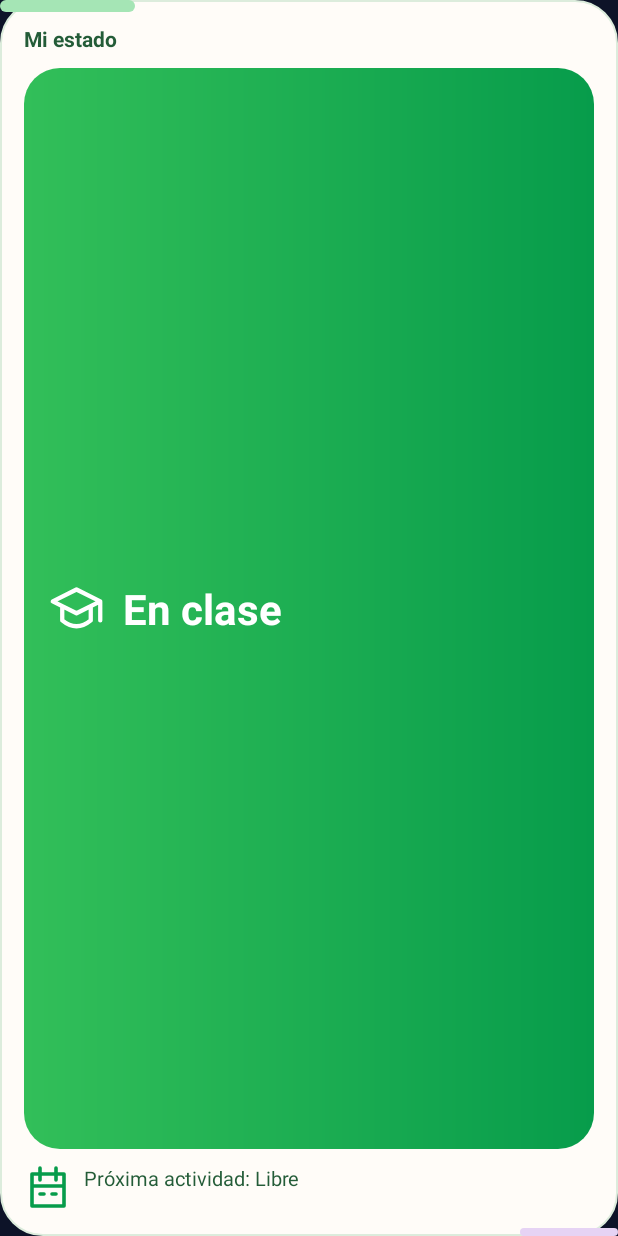
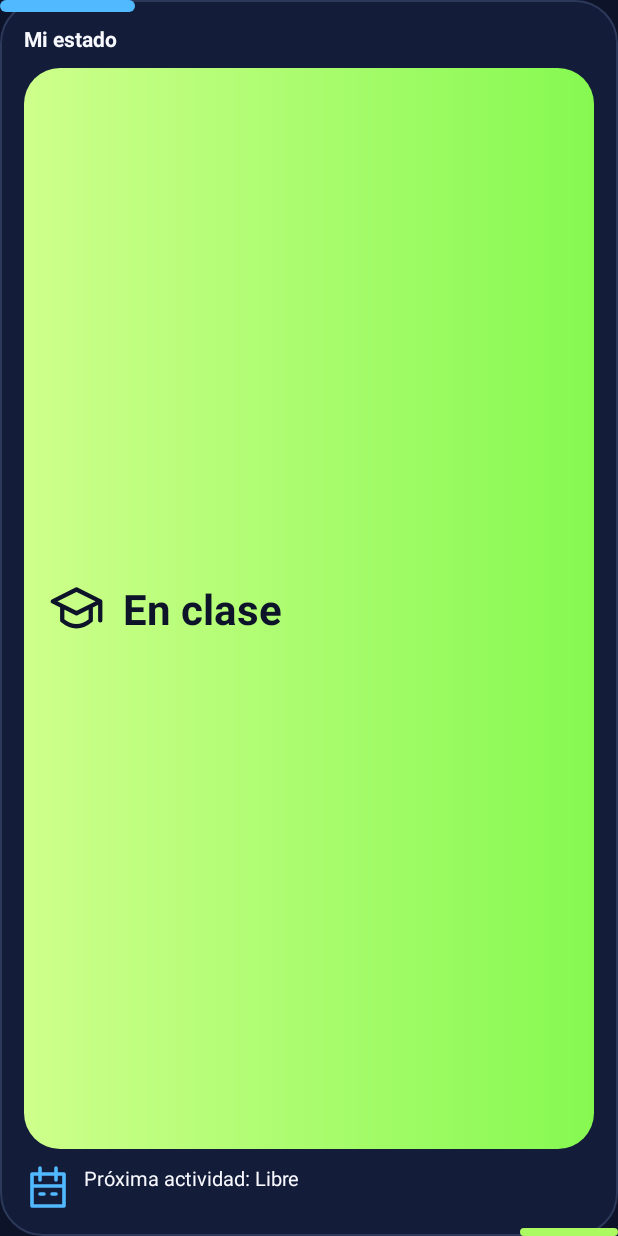
Before and after one commit to JhonTMich/FindMe-Android, an Android app built with Jetpack Compose: the layout widget_status_preview.xml on its own in the app's theme, with its tools: preview values and no code run, on a phone screen of 412 x 824 dp. Run offline under Robolectric (Android 15) with nearby library versions, the light colour scheme and no system bars.

Commit message:
style(widget): unificar colores con la identidad de FindMe

```diff
--- a/app/src/main/java/com/example/findme/widget/StatusWidgetConfigurationActivity.kt
+++ b/app/src/main/java/com/example/findme/widget/StatusWidgetConfigurationActivity.kt
@@ -14,6 +14,7 @@ import androidx.compose.ui.Modifier
 import androidx.compose.ui.unit.dp
 import androidx.lifecycle.lifecycleScope
 import com.example.findme.ui.theme.FindmeTheme
+import com.example.findme.ui.components.BrandMark
 import kotlinx.coroutines.CancellationException
 import kotlinx.coroutines.launch
 import kotlinx.coroutines.withTimeout
@@ -46,6 +47,7 @@ class StatusWidgetConfigurationActivity : ComponentActivity() {
                 }
                 Surface(Modifier.fillMaxSize()) {
                     Column(Modifier.windowInsetsPadding(WindowInsets.safeDrawing).padding(24.dp).verticalScroll(rememberScrollState()), verticalArrangement = Arrangement.spacedBy(12.dp)) {
+                        BrandMark(Modifier.size(64.dp))
                         Text("Estado actual", style = MaterialTheme.typography.headlineMedium)
                         Text("Elige de quién quieres ver el estado y la próxima actividad. Cada widget puede mostrar una persona distinta.")
                         if (loading) CircularProgressIndicator()
--- a/app/src/main/res/drawable/widget_background.xml
+++ b/app/src/main/res/drawable/widget_background.xml
@@ -1,5 +1,5 @@
 <layer-list xmlns:android="http://schemas.android.com/apk/res/android">
-<item><shape><solid android:color="#FFFCF8"/><corners android:radius="28dp"/><stroke android:width="1dp" android:color="#DCECDC"/></shape></item>
-<item android:gravity="top|left" android:width="90dp" android:height="8dp"><shape><solid android:color="#A5E5B5"/><corners android:radius="8dp"/></shape></item>
-<item android:gravity="bottom|right" android:width="65dp" android:height="5dp"><shape><solid android:color="#E6D3F4"/><corners android:radius="8dp"/></shape></item>
+<item><shape><solid android:color="#131C38"/><corners android:radius="28dp"/><stroke android:width="1dp" android:color="#2C395A"/></shape></item>
+<item android:gravity="top|left" android:width="90dp" android:height="8dp"><shape><solid android:color="#51B9FF"/><corners android:radius="8dp"/></shape></item>
+<item android:gravity="bottom|right" android:width="65dp" android:height="5dp"><shape><solid android:color="#ACFA62"/><corners android:radius="8dp"/></shape></item>
 </layer-list>
--- a/app/src/main/res/drawable/widget_calendar.xml
+++ b/app/src/main/res/drawable/widget_calendar.xml
@@ -1 +1 @@
-<vector xmlns:android="http://schemas.android.com/apk/res/android" android:width="32dp" android:height="32dp" android:viewportWidth="24" android:viewportHeight="24"><path android:pathData="M4,5L20,5L20,21L4,21Z M8,2L8,8 M16,2L16,8 M4,11L20,11 M8,15L10,15 M14,15L16,15" android:fillColor="@android:color/transparent" android:strokeColor="#079C4B" android:strokeWidth="1.8" android:strokeLineCap="round" android:strokeLineJoin="round"/></vector>
+<vector xmlns:android="http://schemas.android.com/apk/res/android" android:width="32dp" android:height="32dp" android:viewportWidth="24" android:viewportHeight="24"><path android:pathData="M4,5L20,5L20,21L4,21Z M8,2L8,8 M16,2L16,8 M4,11L20,11 M8,15L10,15 M14,15L16,15" android:fillColor="@android:color/transparent" android:strokeColor="#51B9FF" android:strokeWidth="1.8" android:strokeLineCap="round" android:strokeLineJoin="round"/></vector>
--- a/app/src/main/res/drawable/widget_chat.xml
+++ b/app/src/main/res/drawable/widget_chat.xml
@@ -1 +1 @@
-<vector xmlns:android="http://schemas.android.com/apk/res/android" android:width="32dp" android:height="32dp" android:viewportWidth="24" android:viewportHeight="24"><path android:pathData="M4,4L20,4L20,17L11,17L5,21L5,17L4,17Z M8,9L16,9 M8,13L14,13" android:fillColor="@android:color/transparent" android:strokeColor="#FFFFFF" android:strokeWidth="1.8" android:strokeLineCap="round" android:strokeLineJoin="round"/></vector>
+<vector xmlns:android="http://schemas.android.com/apk/res/android" android:width="32dp" android:height="32dp" android:viewportWidth="24" android:viewportHeight="24"><path android:pathData="M4,4L20,4L20,17L11,17L5,21L5,17L4,17Z M8,9L16,9 M8,13L14,13" android:fillColor="@android:color/transparent" android:strokeColor="#0D1328" android:strokeWidth="1.8" android:strokeLineCap="round" android:strokeLineJoin="round"/></vector>
--- a/app/src/main/res/drawable/widget_free.xml
+++ b/app/src/main/res/drawable/widget_free.xml
@@ -1 +1 @@
-<vector xmlns:android="http://schemas.android.com/apk/res/android" android:width="32dp" android:height="32dp" android:viewportWidth="24" android:viewportHeight="24"><path android:pathData="M5,12L10,17L20,6" android:fillColor="@android:color/transparent" android:strokeColor="#FFFFFF" android:strokeWidth="1.8" android:strokeLineCap="round" android:strokeLineJoin="round"/></vector>
+<vector xmlns:android="http://schemas.android.com/apk/res/android" android:width="32dp" android:height="32dp" android:viewportWidth="24" android:viewportHeight="24"><path android:pathData="M5,12L10,17L20,6" android:fillColor="@android:color/transparent" android:strokeColor="#0D1328" android:strokeWidth="1.8" android:strokeLineCap="round" android:strokeLineJoin="round"/></vector>
--- a/app/src/main/res/drawable/widget_school.xml
+++ b/app/src/main/res/drawable/widget_school.xml
@@ -1 +1 @@
-<vector xmlns:android="http://schemas.android.com/apk/res/android" android:width="32dp" android:height="32dp" android:viewportWidth="24" android:viewportHeight="24"><path android:pathData="M2,9L12,4L22,9L12,14Z M6,11L6,17Q12,22 18,17L18,11 M22,9L22,17" android:fillColor="@android:color/transparent" android:strokeColor="#FFFFFF" android:strokeWidth="1.8" android:strokeLineCap="round" android:strokeLineJoin="round"/></vector>
+<vector xmlns:android="http://schemas.android.com/apk/res/android" android:width="32dp" android:height="32dp" android:viewportWidth="24" android:viewportHeight="24"><path android:pathData="M2,9L12,4L22,9L12,14Z M6,11L6,17Q12,22 18,17L18,11 M22,9L22,17" android:fillColor="@android:color/transparent" android:strokeColor="#0D1328" android:strokeWidth="1.8" android:strokeLineCap="round" android:strokeLineJoin="round"/></vector>
--- a/app/src/main/res/drawable/widget_status_background.xml
+++ b/app/src/main/res/drawable/widget_status_background.xml
@@ -1 +1 @@
-<shape xmlns:android="http://schemas.android.com/apk/res/android" android:shape="rectangle"><gradient android:startColor="#32BF59" android:endColor="#079C4B" android:angle="0"/><corners android:radius="24dp"/></shape>
+<shape xmlns:android="http://schemas.android.com/apk/res/android" android:shape="rectangle"><gradient android:startColor="#CEFF8B" android:endColor="#86F951" android:angle="0"/><corners android:radius="24dp"/></shape>
--- a/app/src/main/res/drawable/widget_work.xml
+++ b/app/src/main/res/drawable/widget_work.xml
@@ -1 +1 @@
-<vector xmlns:android="http://schemas.android.com/apk/res/android" android:width="32dp" android:height="32dp" android:viewportWidth="24" android:viewportHeight="24"><path android:pathData="M8,7L8,4L16,4L16,7 M3,8L21,8L21,21L3,21Z M3,13Q12,18 21,13 M12,14L12,17" android:fillColor="@android:color/transparent" android:strokeColor="#FFFFFF" android:strokeWidth="1.8" android:strokeLineCap="round" android:strokeLineJoin="round"/></vector>
+<vector xmlns:android="http://schemas.android.com/apk/res/android" android:width="32dp" android:height="32dp" android:viewportWidth="24" android:viewportHeight="24"><path android:pathData="M8,7L8,4L16,4L16,7 M3,8L21,8L21,21L3,21Z M3,13Q12,18 21,13 M12,14L12,17" android:fillColor="@android:color/transparent" android:strokeColor="#0D1328" android:strokeWidth="1.8" android:strokeLineCap="round" android:strokeLineJoin="round"/></vector>
--- a/app/src/main/res/layout/widget_status_preview.xml
+++ b/app/src/main/res/layout/widget_status_preview.xml
@@ -1,8 +1,8 @@
 <LinearLayout xmlns:android="http://schemas.android.com/apk/res/android" android:layout_width="match_parent" android:layout_height="match_parent" android:orientation="vertical" android:background="@drawable/widget_background" android:padding="16dp">
-<TextView android:layout_width="match_parent" android:layout_height="wrap_content" android:text="Mi estado" android:textColor="#245C38" android:textSize="14sp" android:textStyle="bold" />
+<TextView android:layout_width="match_parent" android:layout_height="wrap_content" android:text="Mi estado" android:textColor="#F8F9FF" android:textSize="14sp" android:textStyle="bold" />
 <LinearLayout android:layout_width="match_parent" android:layout_height="0dp" android:layout_weight="1" android:orientation="horizontal" android:gravity="center_vertical" android:padding="16dp" android:layout_marginVertical="10dp" android:background="@drawable/widget_status_background">
 <ImageView android:layout_width="38dp" android:layout_height="38dp" android:src="@drawable/widget_school" android:contentDescription="@null"/>
-<TextView android:layout_width="wrap_content" android:layout_height="wrap_content" android:layout_marginStart="12dp" android:text="En clase" android:textColor="#FFFFFF" android:textSize="28sp" android:textStyle="bold" />
+<TextView android:layout_width="wrap_content" android:layout_height="wrap_content" android:layout_marginStart="12dp" android:text="En clase" android:textColor="#0D1328" android:textSize="28sp" android:textStyle="bold" />
 </LinearLayout>
-<TextView android:layout_width="match_parent" android:layout_height="wrap_content" android:text="Próxima actividad: Libre" android:textColor="#245C38" android:textSize="13sp" android:drawableStart="@drawable/widget_calendar" android:drawablePadding="8dp"/>
+<TextView android:layout_width="match_parent" android:layout_height="wrap_content" android:text="Próxima actividad: Libre" android:textColor="#F8F9FF" android:textSize="13sp" android:drawableStart="@drawable/widget_calendar" android:drawablePadding="8dp"/>
 </LinearLayout>
```
Also changed, not shown: app/src/main/java/com/example/findme/widget/ConnectionWidget.kt (+6 -6 lines).
